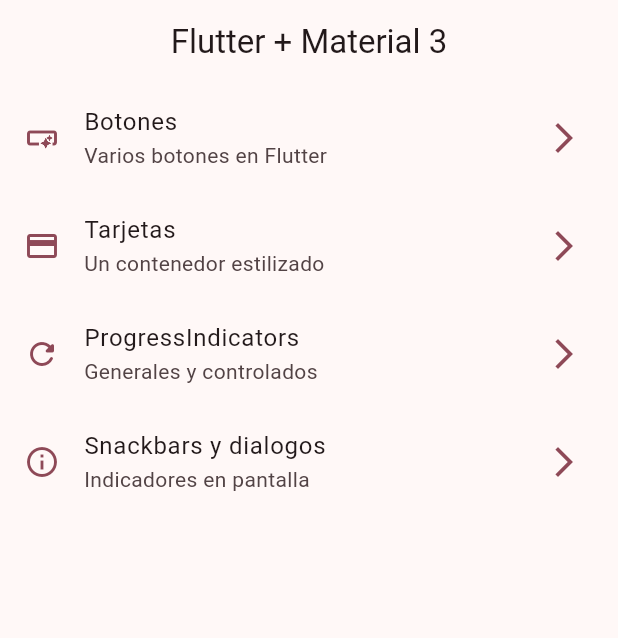
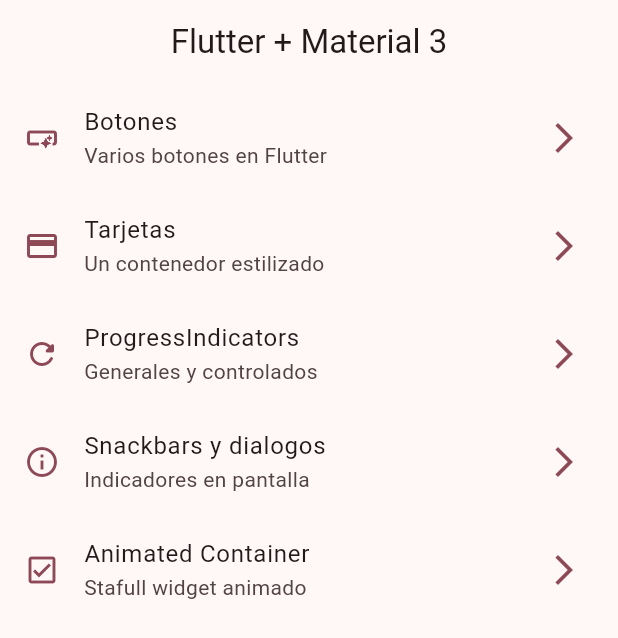
Before and after one commit to gavasquez/widgets-app, a Flutter app: the screen it shows after launch, on a phone screen of 412 x 824 dp. Shown: the top 638 px of the screen. Run offline on Flutter 3.47's test engine with Material 3 defaults, Android fonts, the phone set to English and light mode, and no system bars; our stand-ins replace go_router.

Commit message:
animated container terminado

```diff
--- a/lib/config/menu/menu_items.dart
+++ b/lib/config/menu/menu_items.dart
@@ -33,5 +33,10 @@ class MenuItem {
         subTitle: 'Indicadores en pantalla',
         link: '/snackbars',
         icon: Icons.info_outline),
+    MenuItem(
+        title: 'Animated Container',
+        subTitle: 'Stafull widget animado',
+        link: '/animated',
+        icon: Icons.check_box_outlined),
   ];
 }
--- a/lib/config/router/app_router.dart
+++ b/lib/config/router/app_router.dart
@@ -30,5 +30,10 @@ final appRouter = GoRouter(
       path: '/snackbars',
       builder: (context, state) => const SnackbarScreen(),
     ),
+    GoRoute(
+      name: AnimatedScreen.name,
+      path: '/animated',
+      builder: (context, state) => const AnimatedScreen(),
+    ),
   ],
 );
--- a/lib/presentation/screen/cards/cards_screen.dart
+++ b/lib/presentation/screen/cards/cards_screen.dart
@@ -156,7 +156,7 @@ class _CardType4 extends StatelessWidget {
 
   @override
   Widget build(BuildContext context) {
-    final colors = Theme.of(context).colorScheme;
+    //final colors = Theme.of(context).colorScheme;
     return Card(
       clipBehavior: Clip.hardEdge,
       elevation: elevation,
```
Also changed, not shown: lib/presentation/screen/animated/animated_screen.dart (+45 -3 lines).
